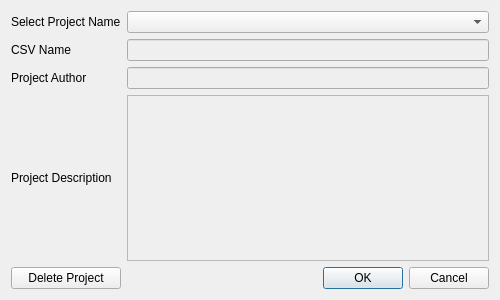
usnistgov/nestor, file nestor/ui/dialogmenu_openproject.ui: the form before one commit.
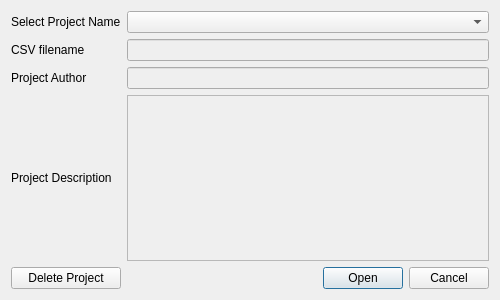
The form after the commit.

Diff of the .ui file:
```diff
--- a/nestor/ui/dialogmenu_openproject.ui
+++ b/nestor/ui/dialogmenu_openproject.ui
@@ -39,7 +39,7 @@
      <item row="4" column="1">
       <widget class="QDialogButtonBox" name="buttonBox_OpenProject">
        <property name="standardButtons">
-        <set>QDialogButtonBox::Cancel|QDialogButtonBox::Ok</set>
+        <set>QDialogButtonBox::Cancel|QDialogButtonBox::Open</set>
        </property>
       </widget>
      </item>
@@ -77,7 +77,7 @@
      <item row="1" column="0">
       <widget class="QLabel" name="label_OpenProject_CSVName">
        <property name="text">
-        <string>CSV Name</string>
+        <string>CSV filename</string>
        </property>
       </widget>
      </item>
```
